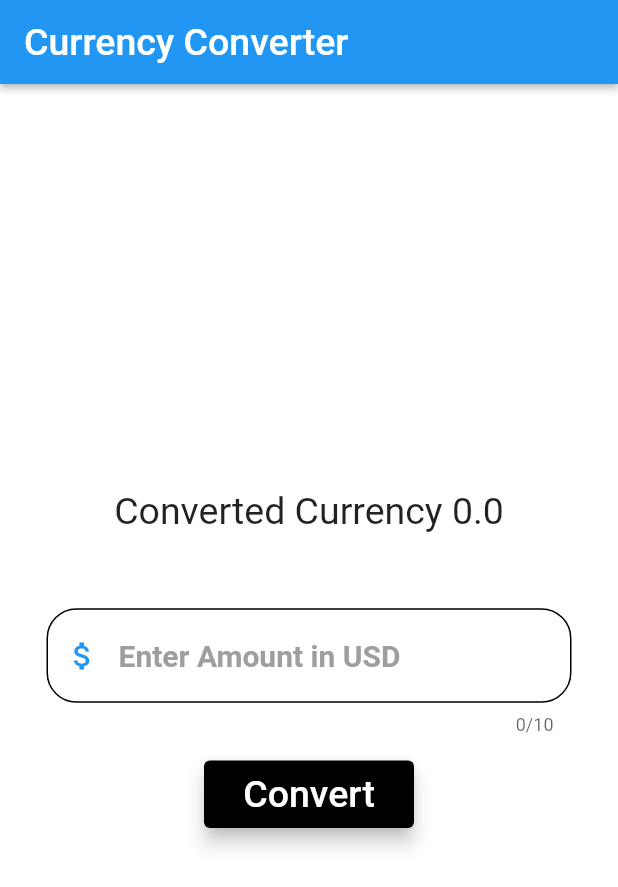
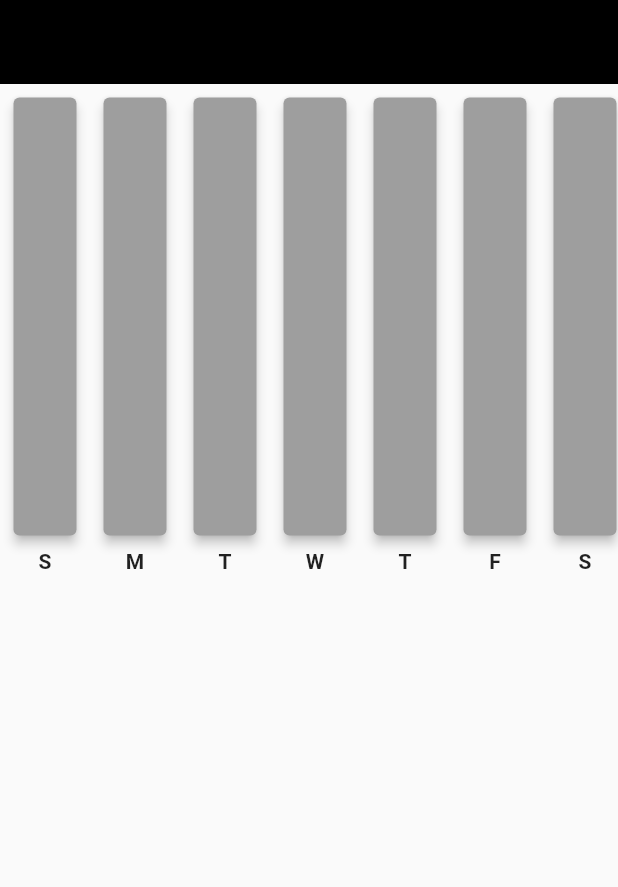
Before and after one commit to pulkit-singhall/currency_converter, a Flutter app: the screen it shows after launch, on a phone screen of 412 x 824 dp. Shown: the top 887 px of the screen. Run offline on Flutter 3.47's test engine with Material 2 defaults, Android fonts, the phone set to English and light mode, and no system bars.

Commit message:
Commit for Madhur

```diff
--- a/lib/main.dart
+++ b/lib/main.dart
@@ -1,3 +1,4 @@
+import 'package:currency_converter/screens/dummy.dart';
 import 'package:currency_converter/screens/homescreen.dart';
 import 'package:flutter/material.dart';
 
@@ -12,7 +13,7 @@ class MyApp extends StatelessWidget {
   Widget build(BuildContext context) {
     return const MaterialApp(
       debugShowCheckedModeBanner: false,
-      home: HomeScreen(),
+      home: Dummy(),
     );
   }
 }
--- /dev/null
+++ b/lib/screens/dummy.dart
@@ -0,0 +1,46 @@
+import 'package:currency_converter/widgets/bar.dart';
+import 'package:flutter/material.dart';
+
+class Dummy extends StatefulWidget {
+  const Dummy({super.key});
+
+  @override
+  State<Dummy> createState() => _DummyState();
+}
+
+class _DummyState extends State<Dummy> {
+  Map<int, String> values = {
+    1: 'M',
+    2: 'T',
+    3: 'W',
+    4: 'T',
+    5: 'F',
+    6: 'S',
+    0: 'S',
+  };
+
+  @override
+  Widget build(BuildContext context) {
+    return Scaffold(
+      appBar: AppBar(
+        elevation: 0,
+        backgroundColor: Colors.black,
+      ),
+      body: Padding(
+        padding: const EdgeInsets.symmetric(horizontal: 0.0, vertical: 0.0),
+        child: Column(
+          children: [
+            Expanded(
+              child: ListView.builder(
+                  scrollDirection: Axis.horizontal,
+                  itemCount: 7,
+                  itemBuilder: (context, index) {
+                    return Bar(lower: values[index]!);
+                  }),
+            ),
+          ],
+        ),
+      ),
+    );
+  }
+}
--- /dev/null
+++ b/lib/widgets/bar.dart
@@ -0,0 +1,29 @@
+import 'package:flutter/material.dart';
+
+class Bar extends StatelessWidget {
+  final String lower;
+  const Bar({super.key, required this.lower});
+
+  @override
+  Widget build(BuildContext context) {
+    return Padding(
+      padding: const EdgeInsets.all(5.0),
+      child: Column(
+        children: [
+          const SizedBox(
+            height: 300,
+            width: 50,
+            child: Card(
+              color: Colors.grey,
+              elevation: 3.0,
+            ),
+          ),
+          const SizedBox(
+            height: 5,
+          ),
+          Text(lower, style: const TextStyle(fontWeight: FontWeight.bold),),
+        ],
+      ),
+    );
+  }
+}
```
Also changed, not shown: pubspec.lock, 2 other files.
